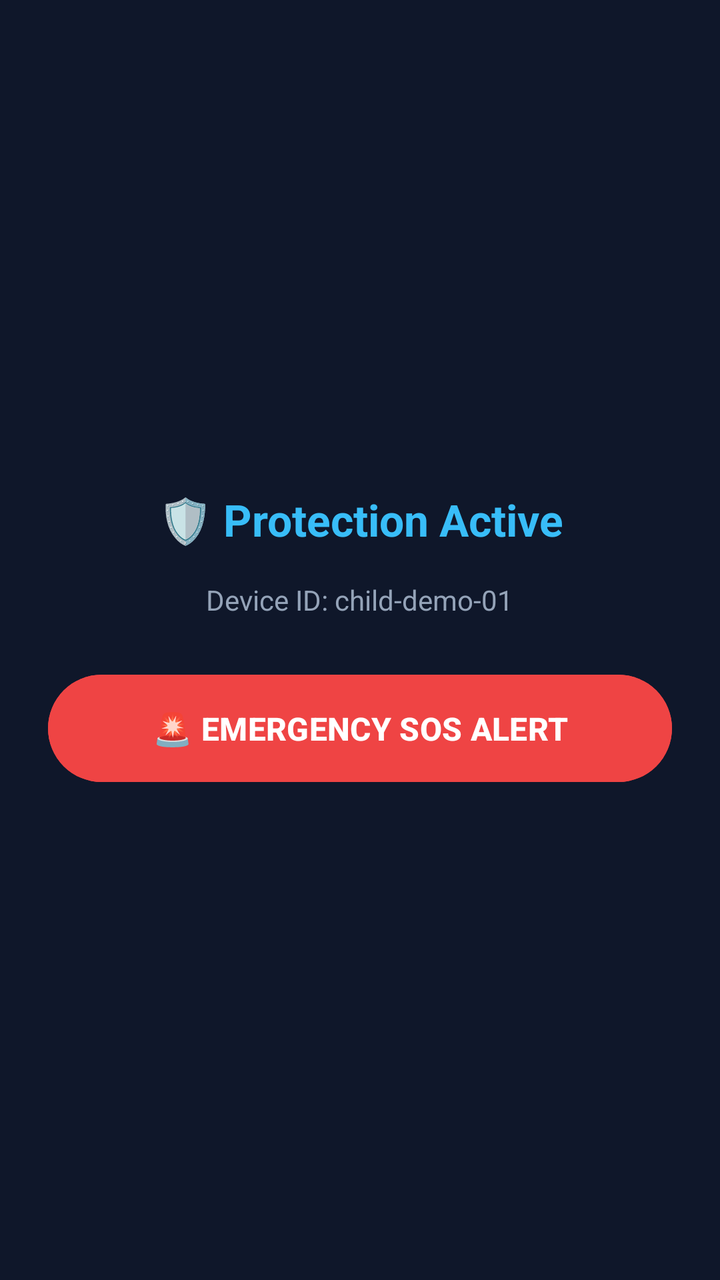
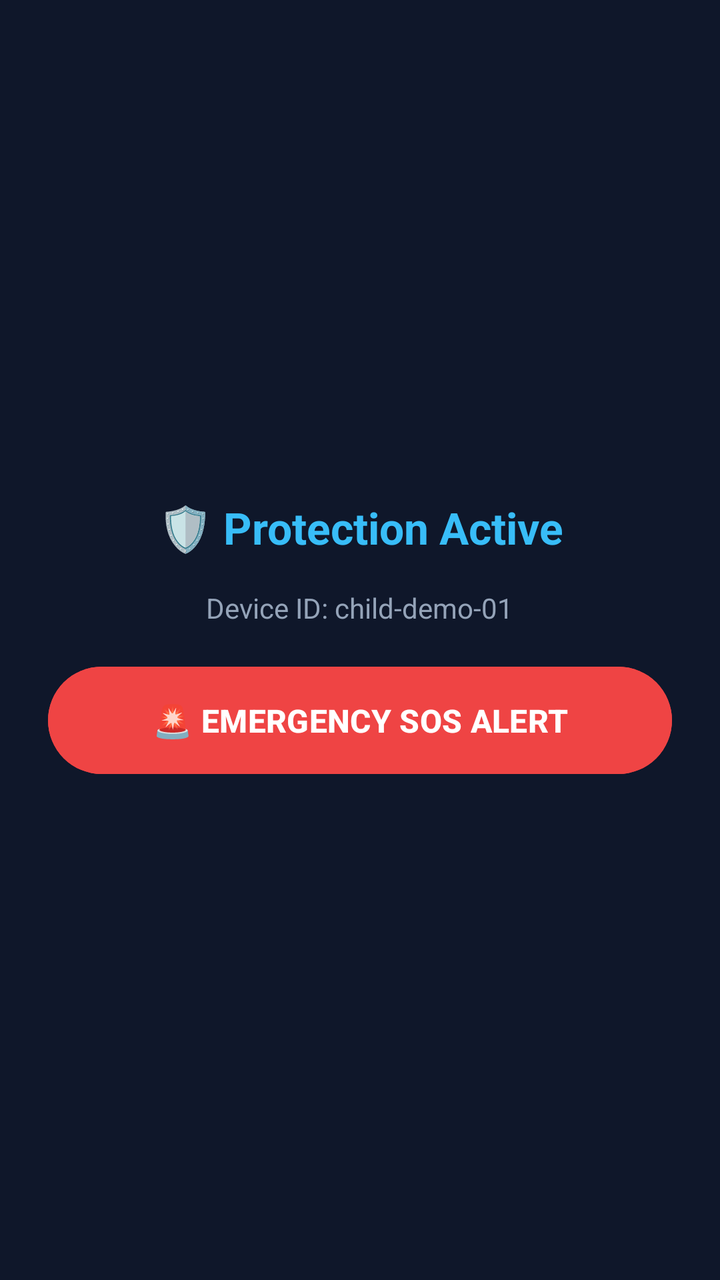

Screens rendered from an Android XML layout before and after an edit, with the pre-edit source and the edit as a unified diff.
<!-- AndroidManifest.xml: application theme Theme.Material3.DayNight.NoActionBar -->
<!-- res/layout/activity_status.xml -->
<?xml version="1.0" encoding="utf-8"?>
<LinearLayout xmlns:android="http://schemas.android.com/apk/res/android"
    android:layout_width="match_parent"
    android:layout_height="match_parent"
    android:background="#0F172A"
    android:gravity="center"
    android:orientation="vertical"
    android:padding="24dp">

    <TextView
        android:id="@+id/tvStatus"
        android:layout_width="wrap_content"
        android:layout_height="wrap_content"
        android:gravity="center"
        android:text="🛡️ Protection Active"
        android:textColor="#38BDF8"
        android:textSize="22sp"
        android:textStyle="bold" />

    <TextView
        android:id="@+id/tvDeviceInfo"
        android:layout_width="wrap_content"
        android:layout_height="wrap_content"
        android:layout_marginTop="16dp"
        android:gravity="center"
        android:text="Device ID: child-demo-01"
        android:textColor="#94A3B8"
        android:textSize="14sp" />

    <Button
        android:id="@+id/btnSos"
        android:layout_width="match_parent"
        android:layout_height="wrap_content"
        android:layout_marginTop="24dp"
        android:backgroundTint="#EF4444"
        android:padding="16dp"
        android:text="🚨 EMERGENCY SOS ALERT"
        android:textColor="#FFFFFF"
        android:textSize="16sp"
        android:textStyle="bold" />

</LinearLayout>
<!-- resources referenced by this layout -->
<resources>

</resources>

<!-- the commit's change to res/layout/activity_status.xml (unified diff, before → after) -->
@@ -28,10 +28,23 @@
         android:textSize="14sp" />
 
     <Button
+        android:id="@+id/btnFixAccessibility"
+        android:layout_width="match_parent"
+        android:layout_height="wrap_content"
+        android:layout_marginTop="20dp"
+        android:backgroundTint="#F59E0B"
+        android:padding="14dp"
+        android:text="⚠️ Enable Silent Shield (Accessibility)"
+        android:textColor="#000000"
+        android:textSize="14sp"
+        android:textStyle="bold"
+        android:visibility="gone" />
+
+    <Button
         android:id="@+id/btnSos"
         android:layout_width="match_parent"
         android:layout_height="wrap_content"
-        android:layout_marginTop="24dp"
+        android:layout_marginTop="16dp"
         android:backgroundTint="#EF4444"
         android:padding="16dp"
         android:text="🚨 EMERGENCY SOS ALERT"
